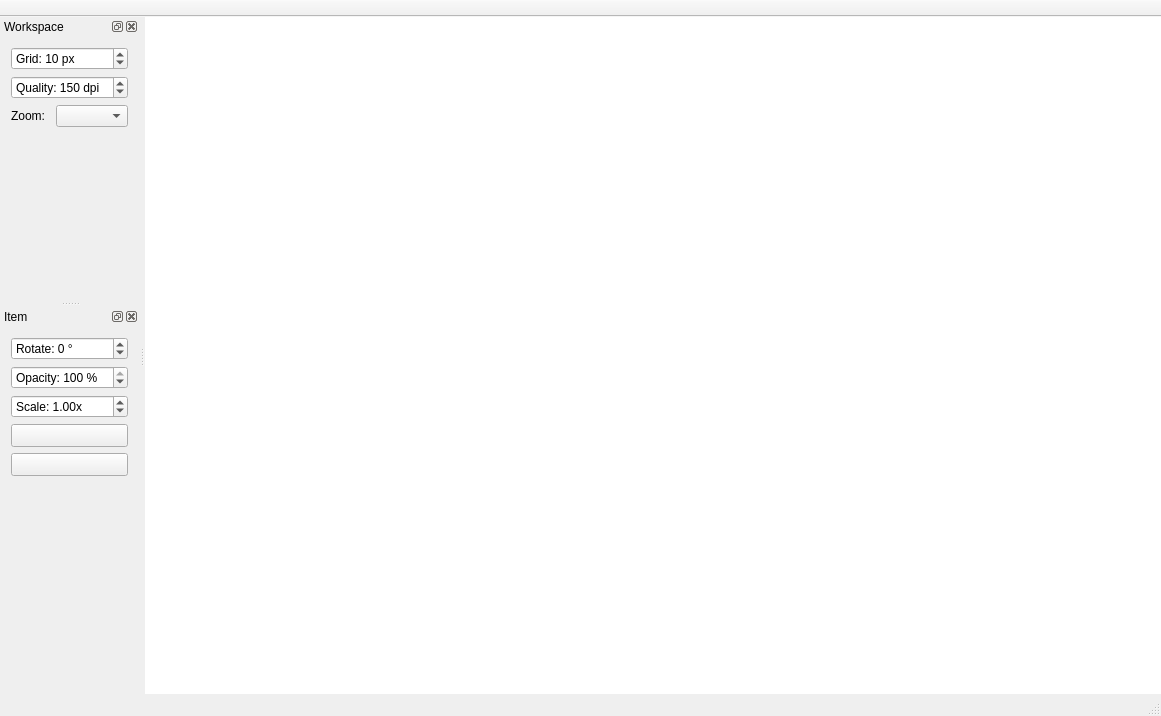
Before: the Qt Designer form mainwindow.ui in dev-0x7C6/laser-engraver, drawn with Qt 5.
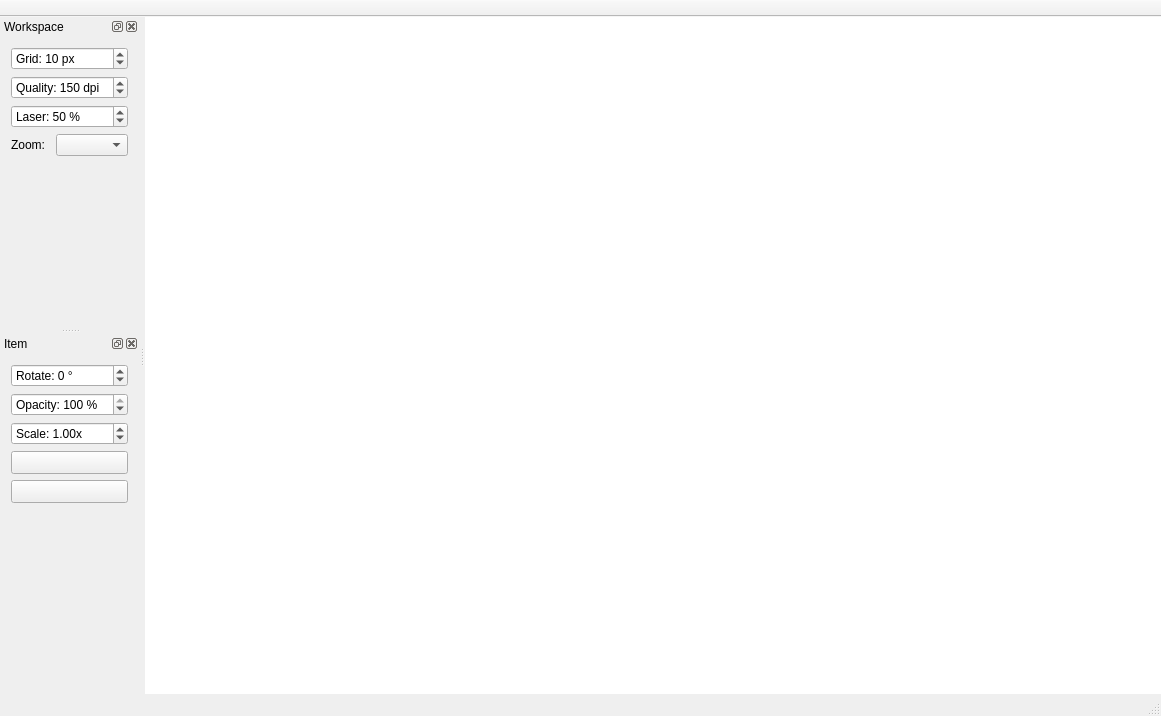
After: the same form once the commit is applied.

Commit message: gui: added laser power multiplier.

What changed in the file:
```diff
--- a/mainwindow.ui
+++ b/mainwindow.ui
@@ -132,6 +132,28 @@
        </property>
       </widget>
      </item>
+     <item>
+      <widget class="QSpinBox" name="laser_pwr">
+       <property name="suffix">
+        <string> %</string>
+       </property>
+       <property name="prefix">
+        <string>Laser: </string>
+       </property>
+       <property name="minimum">
+        <number>5</number>
+       </property>
+       <property name="maximum">
+        <number>100</number>
+       </property>
+       <property name="stepType">
+        <enum>QAbstractSpinBox::AdaptiveDecimalStepType</enum>
+       </property>
+       <property name="value">
+        <number>50</number>
+       </property>
+      </widget>
+     </item>
      <item>
       <layout class="QHBoxLayout" name="horizontalLayout_3">
        <item>
```
The commit also changes 1 other file.
